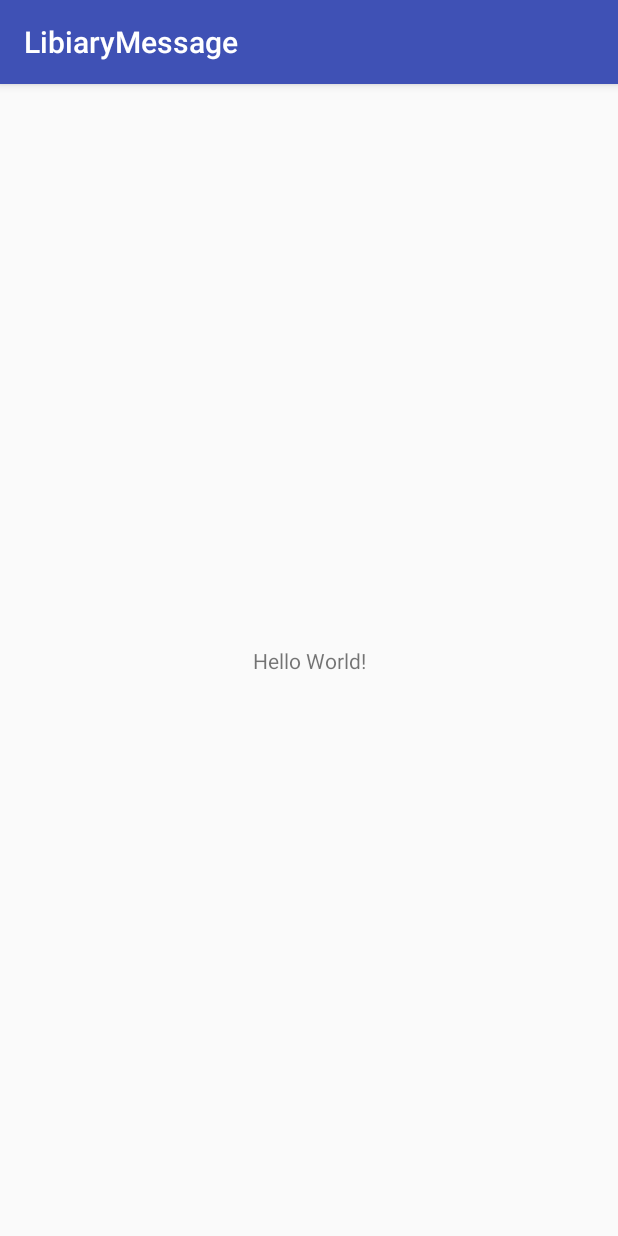
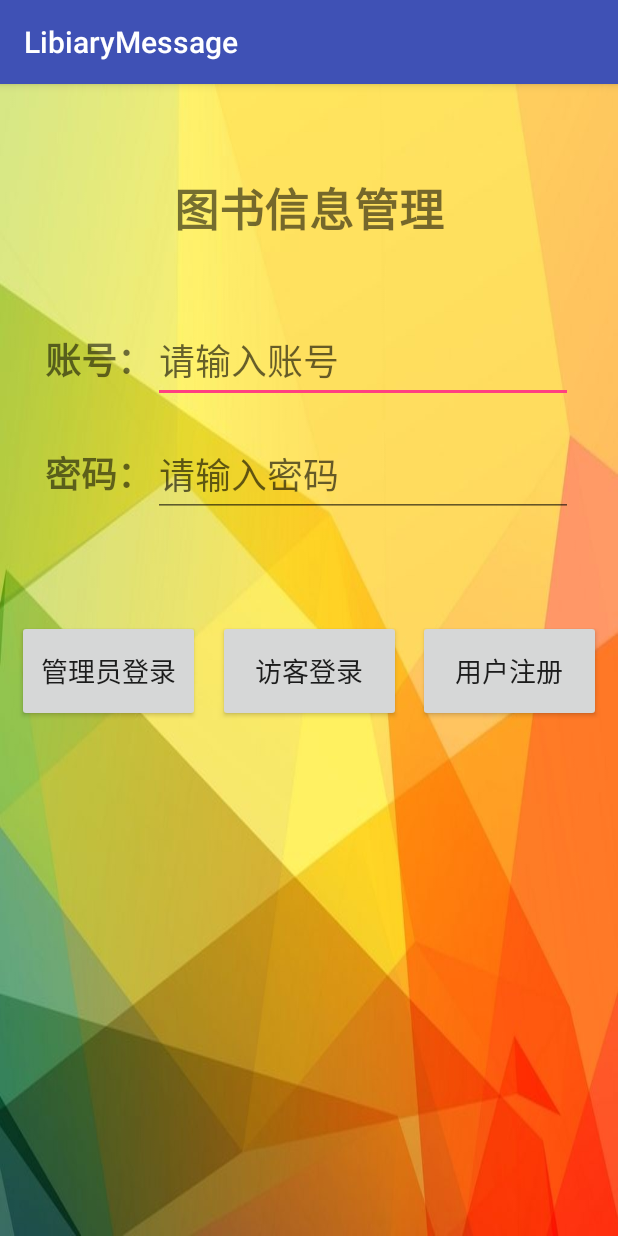
Before and after one commit to zjx1711605034/M171, an Android app: the screen it shows after launch (MainActivity), on a phone screen of 412 x 824 dp. Run offline under Robolectric (Android 15) with nearby library versions, the phone set to English and light mode, and no system bars.

Commit message:
登录界面，注册界面

```diff
--- a/app/src/main/AndroidManifest.xml
+++ b/app/src/main/AndroidManifest.xml
@@ -16,6 +16,7 @@
                 <category android:name="android.intent.category.LAUNCHER" />
             </intent-filter>
         </activity>
+        <activity android:name=".ZhuceActivity"></activity>
     </application>
 
 </manifest>
--- a/app/src/main/res/layout/activity_main.xml
+++ b/app/src/main/res/layout/activity_main.xml
@@ -4,15 +4,110 @@
     xmlns:tools="http://schemas.android.com/tools"
     android:layout_width="match_parent"
     android:layout_height="match_parent"
+    android:background="@drawable/timg"
     tools:context=".MainActivity">
 
     <TextView
+        android:id="@+id/tv_main_title"
         android:layout_width="wrap_content"
         android:layout_height="wrap_content"
-        android:text="Hello World!"
-        app:layout_constraintBottom_toBottomOf="parent"
+        android:layout_marginRight="2dp"
+        android:layout_marginTop="60dp"
+        android:text="图书信息管理"
+        android:textSize="30sp"
+        android:textStyle="bold"
+        app:layout_constraintHorizontal_bias="0.504"
         app:layout_constraintLeft_toLeftOf="parent"
         app:layout_constraintRight_toRightOf="parent"
         app:layout_constraintTop_toTopOf="parent" />
 
+    <TextView
+        android:id="@+id/tv_main_zhanghao"
+        android:layout_width="wrap_content"
+        android:layout_height="wrap_content"
+        android:layout_marginTop="60dp"
+        android:text="账号："
+        android:textSize="24sp"
+        android:textStyle="bold"
+        app:layout_constraintEnd_toStartOf="@+id/edt_main_zhanghao"
+        app:layout_constraintHorizontal_bias="0.5"
+        app:layout_constraintHorizontal_chainStyle="packed"
+        app:layout_constraintStart_toStartOf="parent"
+        app:layout_constraintTop_toBottomOf="@+id/tv_main_title" />
+
+    <EditText
+        android:id="@+id/edt_main_zhanghao"
+        android:layout_width="wrap_content"
+        android:layout_height="wrap_content"
+        android:ems="10"
+        android:hint="请输入账号"
+        android:inputType="textPersonName"
+        android:textSize="24sp"
+        app:layout_constraintBaseline_toBaselineOf="@+id/tv_main_zhanghao"
+        app:layout_constraintEnd_toEndOf="parent"
+        app:layout_constraintHorizontal_bias="0.5"
+        app:layout_constraintStart_toEndOf="@+id/tv_main_zhanghao" />
+
+    <TextView
+        android:id="@+id/tv_main_mima"
+        android:layout_width="wrap_content"
+        android:layout_height="wrap_content"
+        android:layout_marginTop="40dp"
+        android:text="密码："
+        android:textSize="24sp"
+        android:textStyle="bold"
+        app:layout_constraintEnd_toStartOf="@+id/edt_main_mima"
+        app:layout_constraintHorizontal_bias="0.5"
+        app:layout_constraintHorizontal_chainStyle="packed"
+        app:layout_constraintStart_toStartOf="parent"
+        app:layout_constraintTop_toBottomOf="@+id/tv_main_zhanghao" />
+
+    <EditText
+        android:id="@+id/edt_main_mima"
+        android:layout_width="wrap_content"
+        android:layout_height="wrap_content"
+        android:ems="10"
+        android:hint="请输入密码"
+        android:inputType="textPersonName"
+        android:textSize="24sp"
+        app:layout_constraintBaseline_toBaselineOf="@+id/tv_main_mima"
+        app:layout_constraintEnd_toEndOf="parent"
+        app:layout_constraintHorizontal_bias="0.5"
+        app:layout_constraintStart_toEndOf="@+id/tv_main_mima" />
+
+    <Button
+        android:id="@+id/btn_main_guanli"
+        android:layout_width="122dp"
+        android:layout_height="68dp"
+        android:layout_marginTop="80dp"
+        android:text="管理员登录"
+        android:textSize="18sp"
+        app:layout_constraintEnd_toStartOf="@+id/btn_main_fangke"
+        app:layout_constraintHorizontal_bias="0.5"
+        app:layout_constraintHorizontal_chainStyle="spread"
+        app:layout_constraintStart_toStartOf="parent"
+        app:layout_constraintTop_toBottomOf="@+id/tv_main_mima" />
+
+    <Button
+        android:id="@+id/btn_main_fangke"
+        android:layout_width="122dp"
+        android:layout_height="68dp"
+        android:text="访客登录"
+        android:textSize="18sp"
+        app:layout_constraintBaseline_toBaselineOf="@+id/btn_main_guanli"
+        app:layout_constraintEnd_toStartOf="@+id/btn_main_zhuce"
+        app:layout_constraintHorizontal_bias="0.5"
+        app:layout_constraintStart_toEndOf="@+id/btn_main_guanli" />
+
+    <Button
+        android:id="@+id/btn_main_zhuce"
+        android:layout_width="122dp"
+        android:layout_height="68dp"
+        android:text="用户注册"
+        android:textSize="18sp"
+        app:layout_constraintBaseline_toBaselineOf="@+id/btn_main_guanli"
+        app:layout_constraintEnd_toEndOf="parent"
+        app:layout_constraintHorizontal_bias="0.5"
+        app:layout_constraintStart_toEndOf="@+id/btn_main_fangke" />
+
 </android.support.constraint.ConstraintLayout>
--- a/app/src/main/res/values/styles.xml
+++ b/app/src/main/res/values/styles.xml
@@ -1,7 +1,7 @@
 <resources>
 
     <!-- Base application theme. -->
-    <style name="AppTheme" parent="Theme.AppCompat.Light.DarkActionBar">
+    <style name="AppTheme" parent="Base.Theme.AppCompat.Light.DarkActionBar">
         <!-- Customize your theme here. -->
         <item name="colorPrimary">@color/colorPrimary</item>
         <item name="colorPrimaryDark">@color/colorPrimaryDark</item>
```
Also changed, not shown: app/src/main/java/com/example/yt/libiarymessage/ZhuceActivity.java (added, +13 -0 lines), app/src/main/res/layout/activity_zhuce.xml (added, +93 -0 lines), app/src/main/res/drawable-v24/image2.jpg (added), app/src/main/res/drawable-v24/photo.jpg (added), app/src/main/res/drawable-v24/timg.jpg (added).
